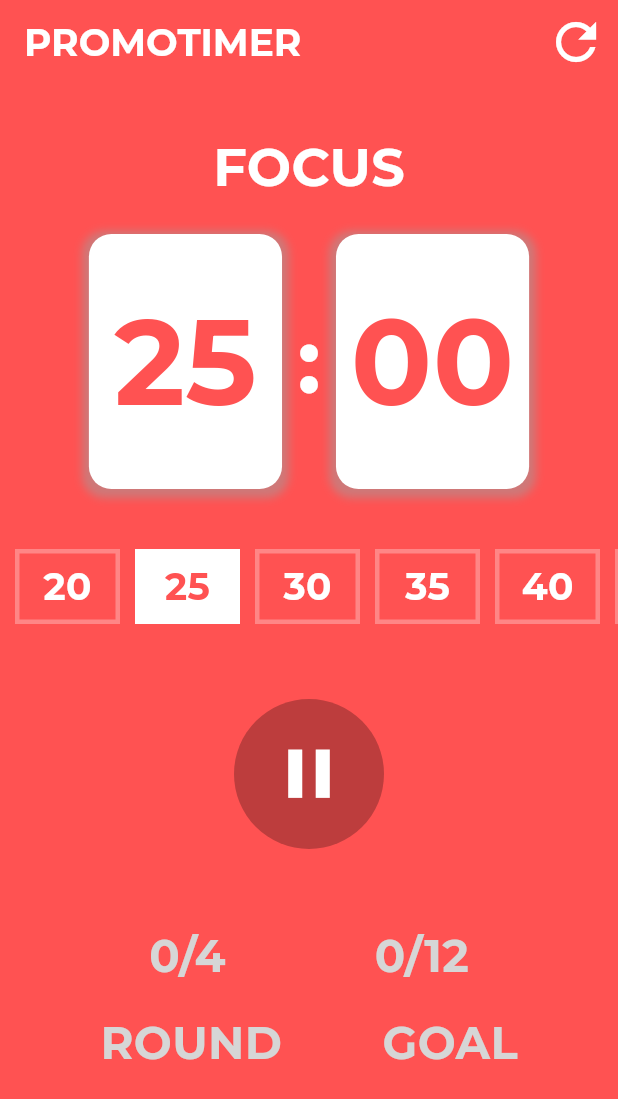
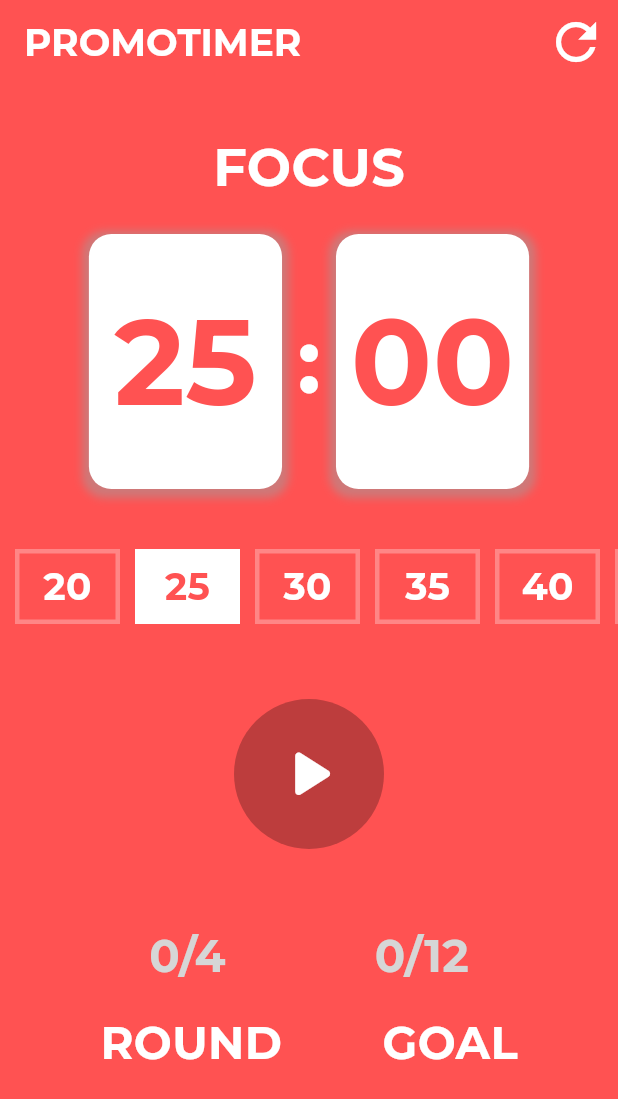
Before and after one commit to UildsonSantos/Pomodoro, a Flutter app: the screen it shows after launch, on a phone screen of 412 x 824 dp. Shown: the top 1099 px of the screen. Run offline on Flutter 3.47's test engine with Material 3 defaults, Android fonts, the phone set to English and light mode, and no system bars; our stand-ins replace google_fonts.

Commit message:
timer countdown

```diff
--- a/lib/widgets/taxa_progress.dart
+++ b/lib/widgets/taxa_progress.dart
@@ -37,7 +37,7 @@ class TaxaProgress extends StatelessWidget {
               'ROUND',
               style: textStyle(
                 size: 30,
-                color: Colors.grey[350],
+                color: Colors.white,
                 fontWeight: FontWeight.bold,
               ),
             ),
@@ -45,7 +45,7 @@ class TaxaProgress extends StatelessWidget {
               'GOAL',
               style: textStyle(
                 size: 30,
-                color: Colors.grey[350],
+                color: Colors.white,
                 fontWeight: FontWeight.bold,
               ),
             ),
--- a/lib/widgets/timer_controller.dart
+++ b/lib/widgets/timer_controller.dart
@@ -1,4 +1,6 @@
 import 'package:flutter/material.dart';
+import 'package:pomodoro/provider/provider.dart';
+import 'package:provider/provider.dart';
 
 class TimerController extends StatefulWidget {
   const TimerController({super.key});
@@ -10,6 +12,7 @@ class TimerController extends StatefulWidget {
 class _TimerControllerState extends State<TimerController> {
   @override
   Widget build(BuildContext context) {
+    final provider = Provider.of<TimerService>(context);
     return Container(
       width: 100,
       height: 100,
@@ -18,10 +21,16 @@ class _TimerControllerState extends State<TimerController> {
         shape: BoxShape.circle,
       ),
       child: IconButton(
-        icon: const Icon(Icons.pause),
+        icon: provider.timerPlaying
+            ? const Icon(Icons.pause_rounded)
+            : const Icon(Icons.play_arrow_rounded),
         color: Colors.white,
         iconSize: 55,
-        onPressed: () {},
+        onPressed: () {
+          provider.timerPlaying
+              ? Provider.of<TimerService>(context, listen: false).pause()
+              : Provider.of<TimerService>(context, listen: false).start();
+        },
       ),
     );
   }
```
Also changed, not shown: lib/provider/timer_service.dart (+15 -0 lines).
